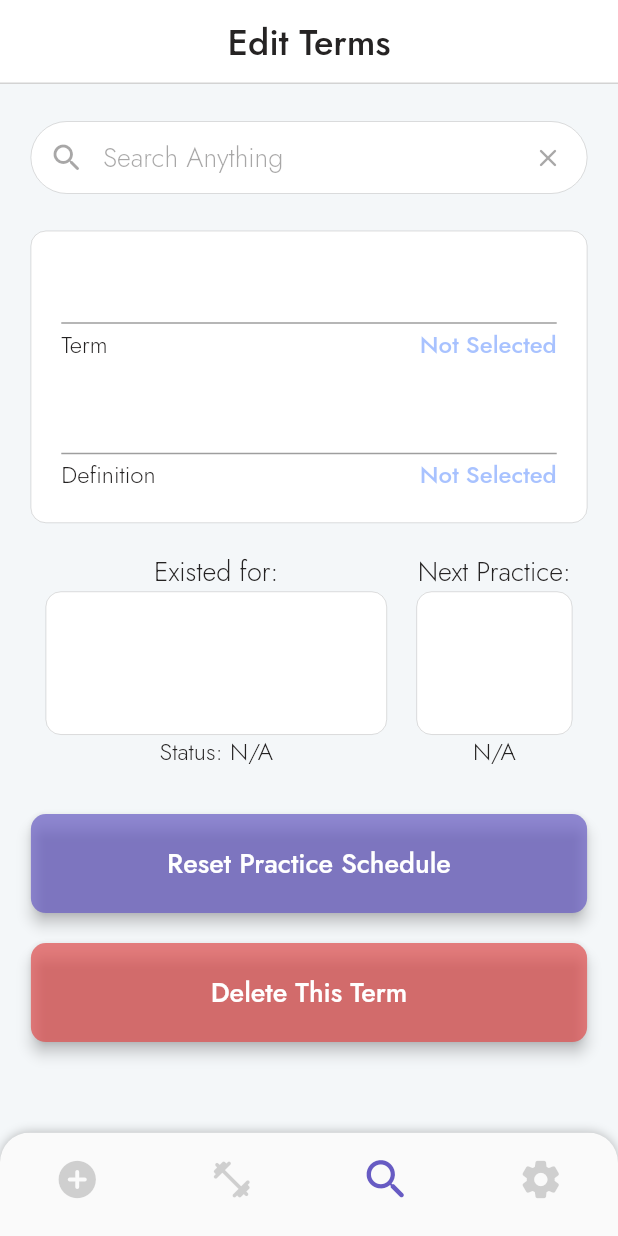
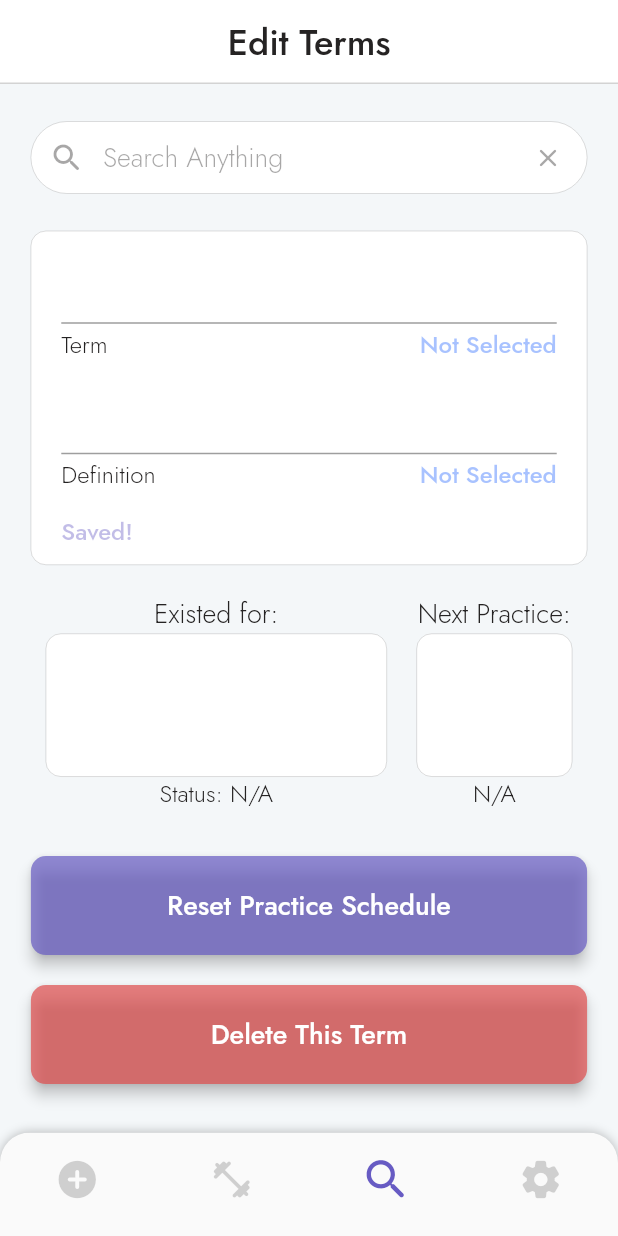
Before and after one commit to ElijahMSmith/Vocabulary-Trainer-App, a Flutter app: the screen it shows after launch, swiped to page 3, on a phone screen of 412 x 824 dp. Run offline on Flutter 3.47's test engine with Material 2 defaults, Android fonts, the phone set to English and light mode, and no system bars; our stand-ins replace flutter_svg, shared_preferences, sqflite; accounts and stored records are empty.

Commit message:
Settings changes + search edit delay for database update

```diff
--- a/lib/models/language_data.dart
+++ b/lib/models/language_data.dart
@@ -10,6 +10,7 @@ TODOs
 - Find a better solution for the ordering so you don't have to scroll nearly as far.
 - Get a new list because this one sucks
 - Make a search feature? Maybe not yet but later?
+
 */
 
 class LanguageData {
--- a/lib/pages/search.dart
+++ b/lib/pages/search.dart
@@ -66,11 +66,10 @@ class _SearchState extends State<Search> {
   }
 
   void updateCurrentTermInDB() async {
-    // TODO: Wait for X seconds of no further calls before persisting to DB
     if (currentTerm == null) return;
 
     bool success = await db.updateTerm(currentTerm!);
-    if (!success) return;
+    if (!success && mounted) Toast.error("Couldn't Save Edits", context);
   }
 
   @override
--- a/lib/pages/settings.dart
+++ b/lib/pages/settings.dart
@@ -37,7 +37,6 @@ class _SettingsState extends State<Settings> {
         child: Column(
           crossAxisAlignment: CrossAxisAlignment.center,
           children: [
-            // TODO: Implement handlers and initialSwitchToggleState
             SettingsButton(
               text: "Modify Practice Schedule",
               onPress: () {}, // TODO
--- a/lib/widgets/search/display_card.dart
+++ b/lib/widgets/search/display_card.dart
@@ -1,3 +1,5 @@
+import 'dart:async';
+
 import 'package:flutter/material.dart';
 import 'package:vocab_trainer_app/misc/colors.dart';
 import 'package:vocab_trainer_app/models/term.dart';
@@ -18,6 +20,28 @@ class _DisplayCardState extends State<DisplayCard> {
   TextEditingController defController = TextEditingController();
   int lastTermId = -1;
 
+  Timer? updateDelay;
+  bool lastSaveSuccess = true;
+
+  String getStatusText() {
+    return updateDelay != null && updateDelay!.isActive
+        ? "Saving..."
+        : "Saved!";
+  }
+
+  void resetTimer() {
+    if (updateDelay != null) updateDelay!.cancel();
+
+    setState(() {
+      updateDelay = Timer(const Duration(seconds: 1), () {
+        setState(() {
+          updateDelay = null;
+        });
+        widget.afterUpdate();
+      });
+    });
+  }
+
   @override
   void initState() {
     super.initState();
@@ -27,12 +51,12 @@ class _DisplayCardState extends State<DisplayCard> {
 
     termController.addListener(() {
       widget._data?.term.item = termController.value.text;
-      widget.afterUpdate();
+      resetTimer();
     });
 
     defController.addListener(() {
       widget._data?.definition.item = defController.value.text;
-      widget.afterUpdate();
+      resetTimer();
     });
   }
 
@@ -116,8 +140,9 @@ class _DisplayCardState extends State<DisplayCard> {
         ),
         color: ThemeColors.primary,
       ),
-      padding: const EdgeInsets.only(bottom: 20, left: 20, right: 20),
+      padding: const EdgeInsets.only(bottom: 10, left: 20, right: 20),
       child: Column(
+        crossAxisAlignment: CrossAxisAlignment.stretch,
         children: [
           buildInputLine(
             controller: termController,
@@ -128,7 +153,7 @@ class _DisplayCardState extends State<DisplayCard> {
                 setState(() {
                   data.term.language = newLanguage;
                 });
-                widget.afterUpdate();
+                resetTimer();
               }
             },
           ),
@@ -141,9 +166,19 @@ class _DisplayCardState extends State<DisplayCard> {
                 setState(() {
                   data.definition.language = newLanguage;
                 });
-                widget.afterUpdate();
+                resetTimer();
               }
             },
+          ),
+          const SizedBox(height: 15),
+          Text(
+            getStatusText(),
+            style: TextStyle(
+              color: ThemeColors.secondary.withOpacity(.4),
+              fontSize: 16,
+              fontWeight: FontWeight.w400,
+            ),
+            textAlign: TextAlign.start,
           ),
         ],
       ),
```
Also changed, not shown: lib/misc/shared_preferences_helper.dart (+18 -3 lines).
